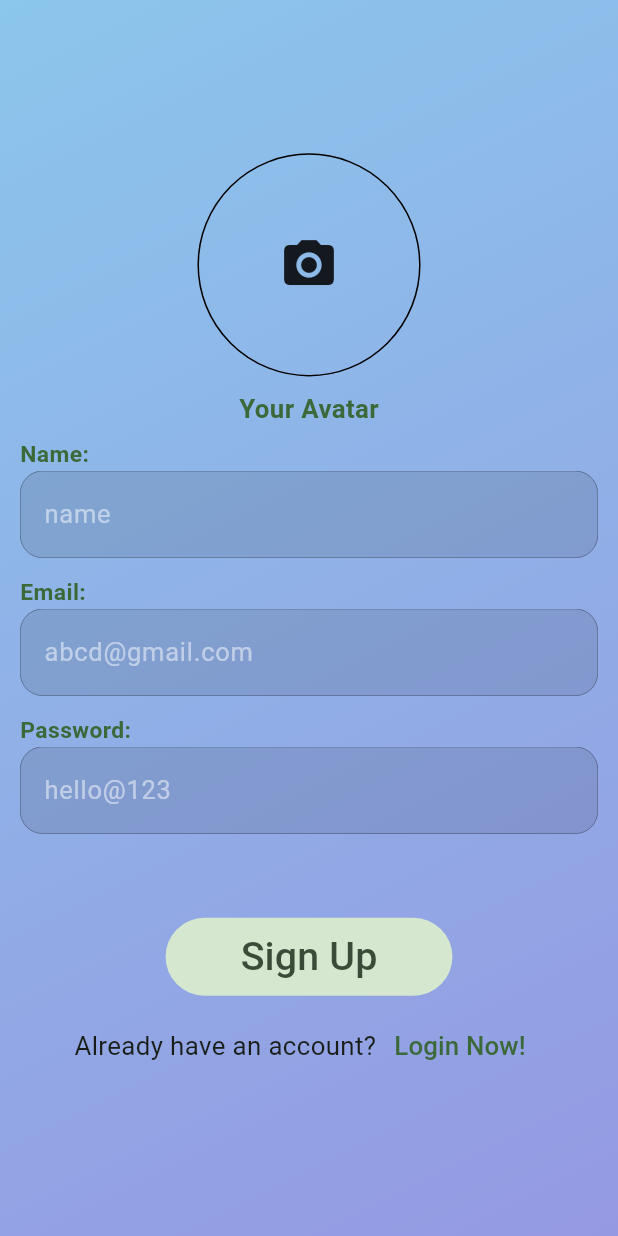
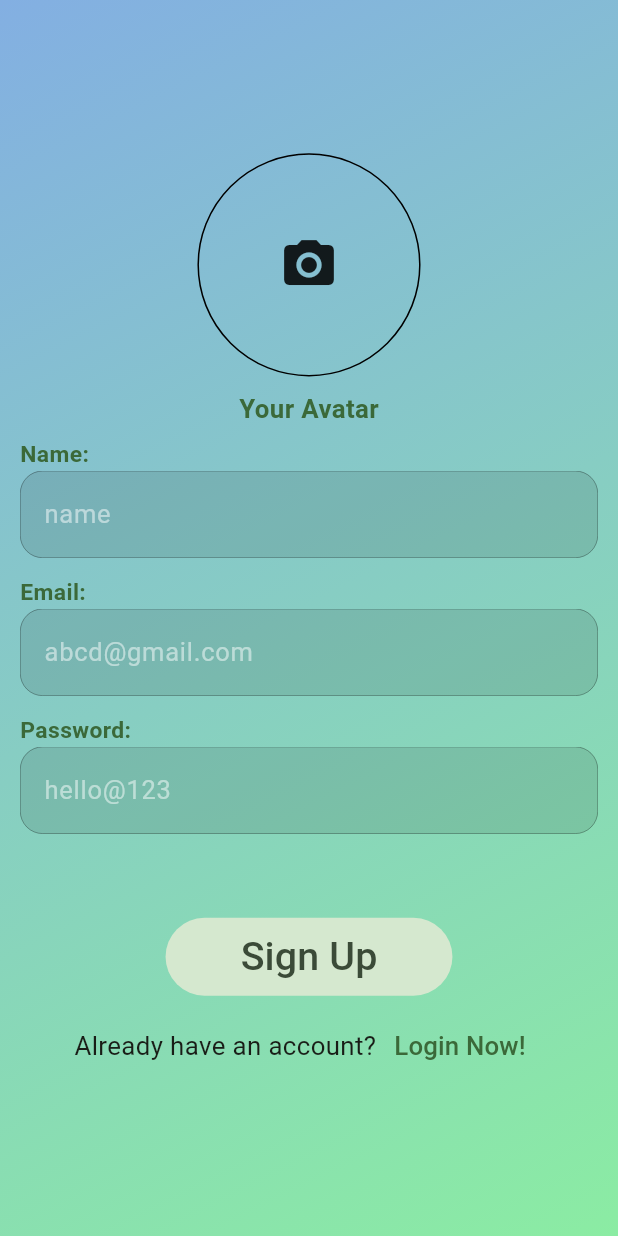
Before and after one commit to pratyush-1327/chat_app, a Flutter app: the screen it shows after launch, after a tap on "Register Now", on a phone screen of 412 x 824 dp. Run offline on Flutter 3.47's test engine with Material 3 defaults, Android fonts, the phone set to English and light mode, and no system bars; our stand-ins replace cloud_firestore, firebase_auth, firebase_core, firebase_storage, fluttertoast, image_picker and 1 more; missing offline and left inert: firebase_app_check; accounts and stored records are empty.

Commit message:
fixed colors in bg

```diff
--- a/lib/screens/login_screen.dart
+++ b/lib/screens/login_screen.dart
@@ -28,13 +28,12 @@ class _LoginScreenState extends State<LoginScreen> {
             children: [
               Container(
                 decoration: BoxDecoration(
-                  color: const Color(0xFF8BC6EC), // Background color
                   gradient: const LinearGradient(
                     begin: Alignment.topLeft,
                     end: Alignment.bottomRight,
                     colors: [
-                      Color(0xFF8BC6EC),
-                      Color(0xFF9599E2),
+                      Color.fromARGB(255, 131, 175, 226),
+                      Color.fromARGB(255, 139, 236, 163),
                     ],
                   ),
                 ),
--- a/lib/screens/signup_screen.dart
+++ b/lib/screens/signup_screen.dart
@@ -76,13 +76,12 @@ class _SignupScreenState extends State<SignupScreen> {
             children: [
               Container(
                 decoration: BoxDecoration(
-                  color: const Color(0xFF8BC6EC), // Background color
                   gradient: const LinearGradient(
                     begin: Alignment.topLeft,
                     end: Alignment.bottomRight,
                     colors: [
-                      Color(0xFF8BC6EC),
-                      Color(0xFF9599E2),
+                      Color.fromARGB(255, 131, 175, 226),
+                      Color.fromARGB(255, 139, 236, 163),
                     ],
                   ),
                 ),
```
